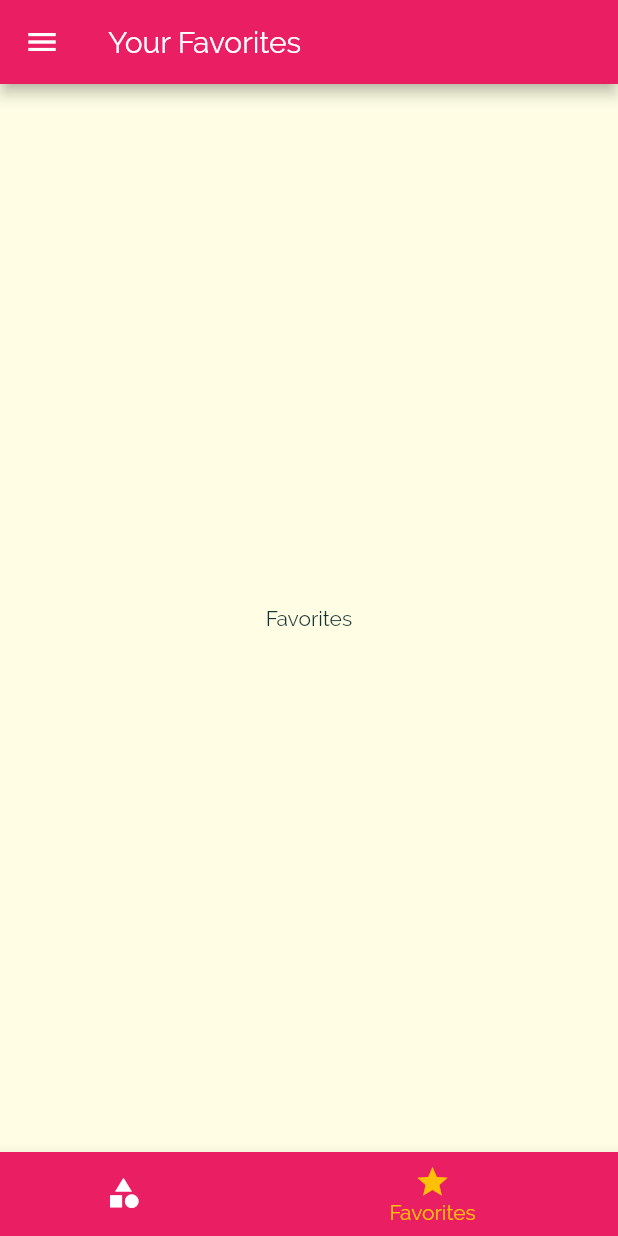
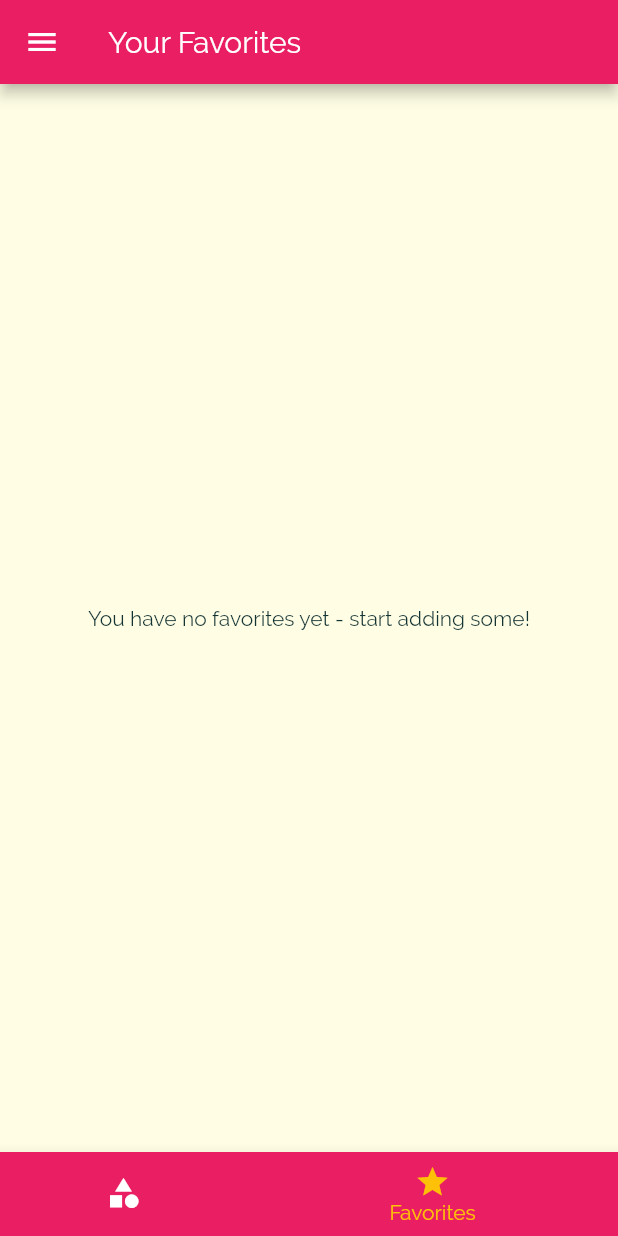
Before and after one commit to wenk-silvan/meals, a Flutter app: the screen it shows after launch, item 2 of the bottom bar chosen, on a phone screen of 412 x 824 dp. Run offline on Flutter 3.47's test engine with Material 2 defaults, Android fonts, the phone set to English and light mode, and no system bars.

Commit message:
Implement favorite feature

```diff
--- a/lib/main.dart
+++ b/lib/main.dart
@@ -24,6 +24,7 @@ class _MyAppState extends State<MyApp> {
   };
 
   List<Meal> _availableMeals = DUMMY_MEALS;
+  List<Meal> _favoriteMeals = [];
 
   void _setFilters(Map<String, bool> filterData) {
     setState(() {
@@ -31,19 +32,33 @@ class _MyAppState extends State<MyApp> {
       this._availableMeals = DUMMY_MEALS.where((m) {
         if (this._filters['gluten'] && !m.isGlutenFree) {
           return false;
-        }
-        else if (this._filters['lactose'] && !m.isLactoseFree) {
+        } else if (this._filters['lactose'] && !m.isLactoseFree) {
           return false;
-        }
-        else if (this._filters['vegan'] && !m.isVegan) {
+        } else if (this._filters['vegan'] && !m.isVegan) {
           return false;
-        }
-        else if (this._filters['vegetarian'] && !m.isVegetarian) {
+        } else if (this._filters['vegetarian'] && !m.isVegetarian) {
           return false;
         }
         return true;
       }).toList();
     });
+  }
+
+  void _toggleFavorite(String mealId) {
+    final existingIndex = this._favoriteMeals.indexWhere((m) => m.id == mealId);
+    if (existingIndex >= 0) {
+      setState(() {
+        this._favoriteMeals.removeAt(existingIndex);
+      });
+    } else {
+      setState(() {
+        this._favoriteMeals.add(DUMMY_MEALS.firstWhere((m) => m.id == mealId));
+      });
+    }
+  }
+
+  bool _isMealFavorite(String id) {
+    return this._favoriteMeals.any((m) => m.id == id);
   }
 
   @override
@@ -67,10 +82,12 @@ class _MyAppState extends State<MyApp> {
       /*home: CategoriesScreen(),*/
       initialRoute: '/',
       routes: {
-        '/': (ctx) => TabsScreen(),
-        CategoryMealsScreen.route: (ctx) => CategoryMealsScreen(this._availableMeals),
-        MealDetailScreen.route: (ctx) => MealDetailScreen(),
-        FiltersScreen.route: (ctx) => FiltersScreen(this._filters, this._setFilters),
+        '/': (ctx) => TabsScreen(this._favoriteMeals),
+        CategoryMealsScreen.route: (ctx) =>
+            CategoryMealsScreen(this._availableMeals),
+        MealDetailScreen.route: (ctx) => MealDetailScreen(this._toggleFavorite, this._isMealFavorite),
+        FiltersScreen.route: (ctx) =>
+            FiltersScreen(this._filters, this._setFilters),
       },
       /*onGenerateRoute: (settings) {
         return MaterialPageRoute(builder: (ctx) => CategoriesScreen());
--- a/lib/screens/category_meals_screen.dart
+++ b/lib/screens/category_meals_screen.dart
@@ -54,7 +54,6 @@ class _CategoryMealsScreenState extends State<CategoryMealsScreen> {
             complexity: this.displayedMeals[index].complexity,
             duration: this.displayedMeals[index].duration,
             imageUrl: this.displayedMeals[index].imageUrl,
-            removeItem: this._removeMeal,
           );
         },
         itemCount: this.displayedMeals.length,
--- a/lib/screens/favorites_screen.dart
+++ b/lib/screens/favorites_screen.dart
@@ -1,8 +1,32 @@
 import 'package:flutter/material.dart';
+import 'package:flutter_complete_guide/models/meal.dart';
+import 'package:flutter_complete_guide/widgets/meal_item.dart';
 
 class FavoriteScreen extends StatelessWidget {
+  final List<Meal> meals;
+
+  FavoriteScreen(this.meals);
+
   @override
   Widget build(BuildContext context) {
-    return Center(child: Text('Favorites'),);
+    if (this.meals.isEmpty) {
+      return Center(
+        child: Text('You have no favorites yet - start adding some!'),
+      );
+    } else {
+      return ListView.builder(
+        itemBuilder: (ctx, index) {
+          return MealItem(
+            id: this.meals[index].id,
+            title: this.meals[index].title,
+            affordability: this.meals[index].affordability,
+            complexity: this.meals[index].complexity,
+            duration: this.meals[index].duration,
+            imageUrl: this.meals[index].imageUrl,
+          );
+        },
+        itemCount: this.meals.length,
+      );
+    }
   }
 }
--- a/lib/screens/tabs_screen.dart
+++ b/lib/screens/tabs_screen.dart
@@ -1,20 +1,31 @@
 import 'package:flutter/material.dart';
+import 'package:flutter_complete_guide/models/meal.dart';
 import 'package:flutter_complete_guide/screens/categories_screen.dart';
 import 'package:flutter_complete_guide/screens/favorites_screen.dart';
 import 'package:flutter_complete_guide/widgets/main_drawer.dart';
 
 class TabsScreen extends StatefulWidget {
+  final List<Meal> favoriteMeals;
+
+  TabsScreen(this.favoriteMeals);
+
   @override
   _TabsScreenState createState() => _TabsScreenState();
 }
 
 class _TabsScreenState extends State<TabsScreen> {
-  final List<Map<String, Object>> _pages = [
-    {'page': CategoriesScreen(), 'title': 'Categories'},
-    {'page': FavoriteScreen(), 'title': 'Your Favorites'},
-  ];
+  List<Map<String, Object>> _pages;
 
   int _selectedPageIndex = 0;
+
+  @override
+  void initState() {
+    _pages = [
+      {'page': CategoriesScreen(), 'title': 'Categories'},
+      {'page': FavoriteScreen(widget.favoriteMeals), 'title': 'Your Favorites'},
+    ];
+    super.initState();
+  }
 
   void _selectPage(int index) {
     setState(() {
--- a/lib/widgets/meal_item.dart
+++ b/lib/widgets/meal_item.dart
@@ -9,7 +9,6 @@ class MealItem extends StatelessWidget {
   final int duration;
   final Complexity complexity;
   final Affordability affordability;
-  final Function removeItem;
 
   MealItem({
     @required this.id,
@@ -18,7 +17,6 @@ class MealItem extends StatelessWidget {
     @required this.duration,
     @required this.complexity,
     @required this.affordability,
-    @required this.removeItem,
   });
 
   String get complexityText {
@@ -56,7 +54,7 @@ class MealItem extends StatelessWidget {
         .then((result) => {
               if (result != null)
                 {
-                  this.removeItem(result),
+                  //this.removeItem(result),
                 }
             });
   }
```
Also changed, not shown: lib/screens/meal_detail_screen.dart (+7 -2 lines).
